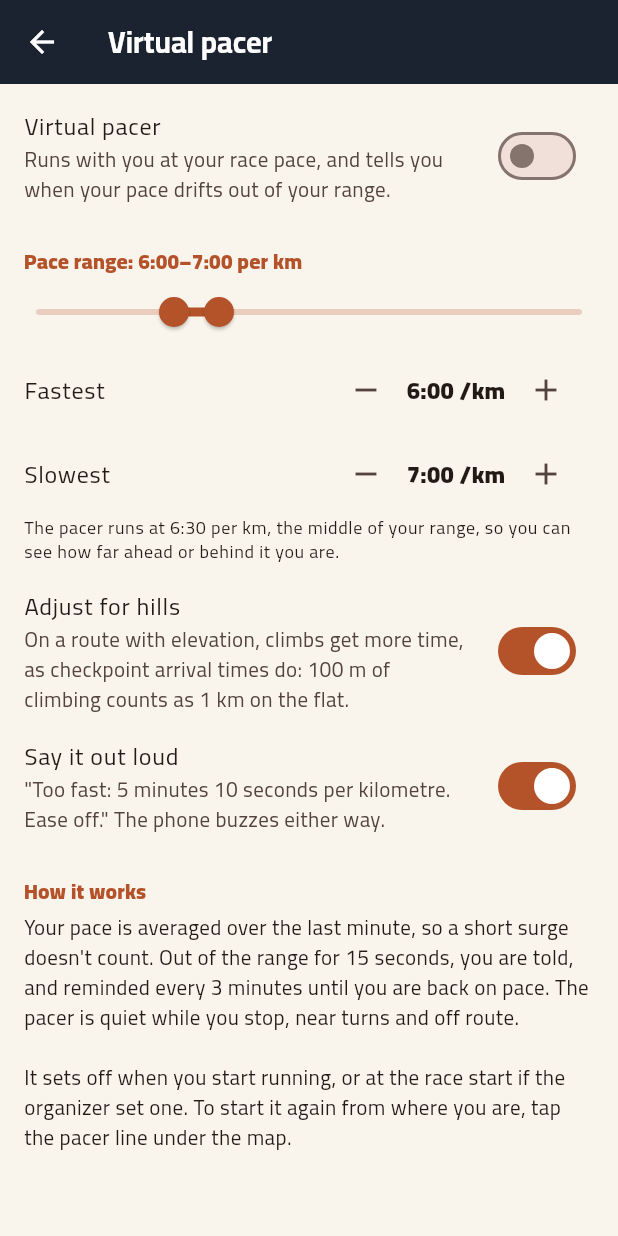
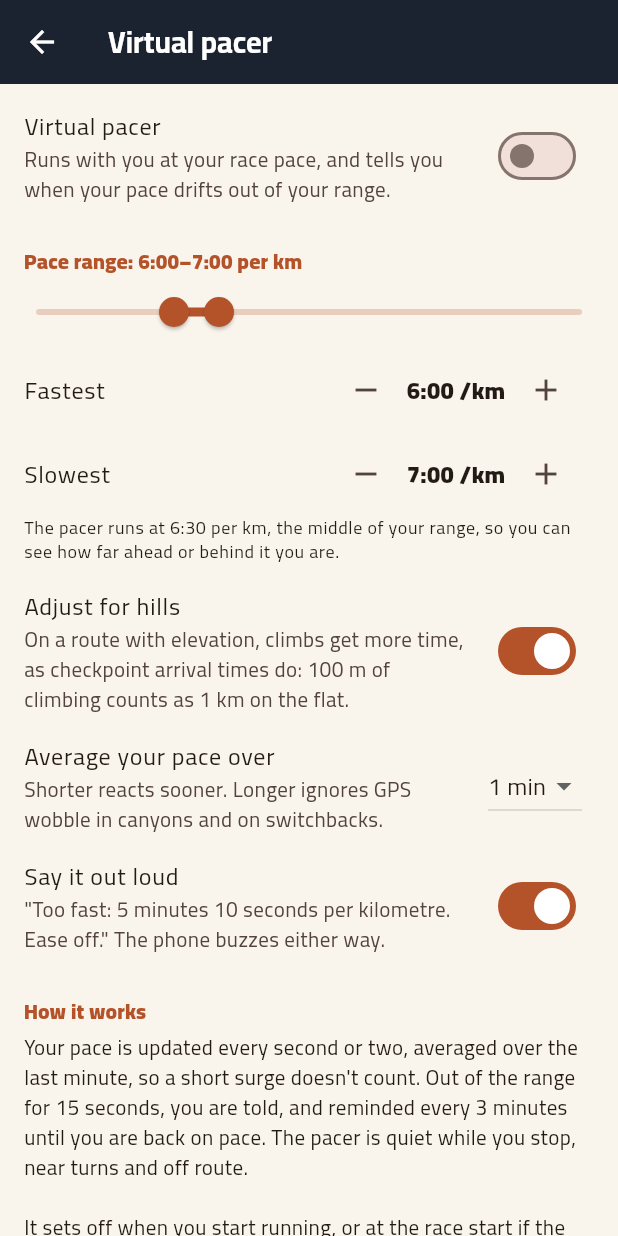
Before and after one commit to John00Emad/IbexTrails, a Flutter app: the PacerPlanScreen screen opened directly, on a phone screen of 412 x 824 dp. Run offline on Flutter 3.47's test engine with Material 3 defaults, Android fonts, the phone set to English and light mode, and no system bars; our stand-ins replace battery_plus, file_picker, flutter_local_notifications, flutter_map, flutter_tts, geolocator and 7 more; missing offline and left inert: cryptography, mobile_scanner, mqtt_client; accounts and stored records are empty.

Commit message:
Let runners choose how long the pacer averages their pace
The pacer always averaged the pace over the last minute. The pacer
screen now has "Average your pace over": 15 s, 30 s, 1 min (still the
default) or 2 min. Shorter reacts sooner; longer ignores GPS wobble in
canyons and on switchbacks. From 6:30 in a 6:00–7:00 range, a move to
5:00–5:30 or 7:30–8:00 is announced after:

  15 s: 22–28 s   30 s: 28–38 s   1 min: 38–58 s   2 min: 60–100 s

- The pace is still read with every GPS fix (every second or two); only
  the averaging changes. The climb allowance is worked out over the same
  stretch.
- The first reading after starting or a stop comes after 20 s, or after
  the whole average when that is shorter (15 s).
- It can be changed mid-run and applies at once. It is saved with the
  rest of the plan; a value this version doesn't offer falls back to
  1 min.
- "How it works" now says how often the pace is updated and what it is
  averaged over, as does the pacer sheet. README too.

Tests: the setting is saved and checked; a 30 s average reaches a new
pace, and gives its cue, sooner than a minute's; a 15 s average counts
after 15 s; a change mid-run reaches the pacer; choosing it on the
pacer screen. One test now scrolls to "Say it out loud", which the new
row pushed down.

Co-Authored-By: Claude Opus 5.5 <noreply@anthropic.com>
Claude-Session: https://claude.ai/code/session_01DARnNYzPvCZ1Mn1d6AQ6fi

```diff
--- a/lib/core/pacer.dart
+++ b/lib/core/pacer.dart
@@ -13,11 +13,16 @@ class PacerPlan {
     this.slowest = 420,
     this.hills = true,
     this.voice = true,
+    this.averageSeconds = 60,
   });
 
   /// Range limits: 3:00 to 15:00 per km.
   static const minPace = 180;
   static const maxPace = 900;
+
+  /// What [averageSeconds] can be: shorter reacts sooner, longer ignores
+  /// GPS wobble in canyons and on switchbacks.
+  static const averageOptions = [15, 30, 60, 120];
 
   final bool enabled;
 
@@ -33,6 +38,9 @@ class PacerPlan {
   /// Say cues out loud as well as buzzing.
   final bool voice;
 
+  /// The pace is averaged over this many seconds of running.
+  final int averageSeconds;
+
   /// The virtual runner's pace: the middle of the range.
   double get target => (fastest + slowest) / 2;
 
@@ -42,12 +50,14 @@ class PacerPlan {
     int? slowest,
     bool? hills,
     bool? voice,
+    int? averageSeconds,
   }) => PacerPlan(
     enabled: enabled ?? this.enabled,
     fastest: fastest ?? this.fastest,
     slowest: slowest ?? this.slowest,
     hills: hills ?? this.hills,
     voice: voice ?? this.voice,
+    averageSeconds: averageSeconds ?? this.averageSeconds,
   );
 
   Map<String, Object?> toJson() => {
@@ -56,6 +66,7 @@ class PacerPlan {
     'slow': slowest,
     'hills': hills,
     'voice': voice,
+    'avg': averageSeconds,
   };
 
   static PacerPlan fromJson(Map json) {
@@ -63,12 +74,14 @@ class PacerPlan {
         ((v as num?)?.round() ?? fallback).clamp(minPace, maxPace);
     final a = pace(json['fast'], 360);
     final b = pace(json['slow'], 420);
+    final average = (json['avg'] as num?)?.toInt();
     return PacerPlan(
       enabled: json['on'] as bool? ?? false,
       fastest: math.min(a, b),
       slowest: math.max(a, b),
       hills: json['hills'] as bool? ?? true,
       voice: json['voice'] as bool? ?? true,
+      averageSeconds: averageOptions.contains(average) ? average! : 60,
     );
   }
 }
@@ -152,9 +165,9 @@ class _Sample {
 /// Runs with you at your target pace and keeps an eye on yours.
 ///
 /// Feed it every GPS fix with [addFix]. It averages your pace over the last
-/// minute of running, compares it with the plan's range (allowing more time
-/// on climbs), and returns a [PacerCue] when you drift out of the range and
-/// when you are back in it. It also keeps a virtual runner going at the
+/// [window] of running, compares it with the plan's range (allowing more
+/// time on climbs), and returns a [PacerCue] when you drift out of the range
+/// and when you are back in it. It also keeps a virtual runner going at the
 /// middle of the range, from when you start running, so you can see how far
 /// ahead or behind it you are.
 ///
@@ -165,11 +178,14 @@ class VirtualPacer {
 
   PacerPlan plan;
 
-  /// The pace is averaged over this much running.
-  static const window = Duration(seconds: 60);
+  /// The pace is averaged over this much running: the plan's
+  /// [PacerPlan.averageSeconds].
+  Duration get window => Duration(seconds: plan.averageSeconds);
 
-  /// Running needed before the pace counts, after starting or a stop.
-  static const settle = Duration(seconds: 20);
+  /// Running needed before the pace counts, after starting or a stop: 20 s,
+  /// or the whole [window] when that is shorter.
+  Duration get settle => window < _settle ? window : _settle;
+  static const _settle = Duration(seconds: 20);
 
   /// No movement for this long is a stop: the pacer goes quiet.
   static const stopAfter = Duration(seconds: 10);
@@ -243,8 +259,8 @@ class VirtualPacer {
     _reset();
   }
 
-  /// Your pace (s/km), averaged over the last minute of running. Null until
-  /// you have been running for a moment, and while you stop.
+  /// Your pace (s/km), averaged over the last [window] of running. Null
+  /// until you have been running for a moment, and while you stop.
   double? get pace => _pace;
 
   /// Whether you were running and have stopped.
--- a/lib/ui/pacer_plan_screen.dart
+++ b/lib/ui/pacer_plan_screen.dart
@@ -88,6 +88,23 @@ class PacerPlanScreen extends StatelessWidget {
                 value: plan.hills,
                 onChanged: (v) => update(plan.copyWith(hills: v)),
               ),
+              ListTile(
+                title: const Text('Average your pace over'),
+                subtitle: const Text(
+                  'Shorter reacts sooner. Longer ignores GPS wobble in '
+                  'canyons and on switchbacks.',
+                ),
+                trailing: DropdownButton<int>(
+                  value: plan.averageSeconds,
+                  items: [
+                    for (final s in PacerPlan.averageOptions)
+                      DropdownMenuItem(value: s, child: Text(averageLabel(s))),
+                  ],
+                  onChanged: (v) {
+                    if (v != null) update(plan.copyWith(averageSeconds: v));
+                  },
+                ),
+              ),
               SwitchListTile(
                 title: const Text('Say it out loud'),
                 subtitle: const Text(
@@ -101,8 +118,9 @@ class PacerPlanScreen extends StatelessWidget {
               Padding(
                 padding: const EdgeInsets.fromLTRB(16, 4, 16, 24),
                 child: Text(
-                  'Your pace is averaged over the last minute, so a short '
-                  'surge doesn\'t count. Out of the range for 15 seconds, '
+                  'Your pace is updated every second or two, averaged over '
+                  '${averagePhrase(plan.averageSeconds)}, so a short surge '
+                  'doesn\'t count. Out of the range for 15 seconds, '
                   'you are told, and reminded every 3 minutes until you are '
                   'back on pace. The pacer is quiet while you stop, near '
                   'turns and off route.\n\n'
@@ -126,6 +144,17 @@ String describePacer(PacerPlan plan) {
   return '${formatPace(plan.fastest)}–${formatPace(plan.slowest)} per km'
       '${plan.voice ? ' · voice cues' : ''}';
 }
+
+/// "30 s", "1 min".
+String averageLabel(int seconds) =>
+    seconds < 60 ? '$seconds s' : '${seconds ~/ 60} min';
+
+/// "the last 30 seconds", "the last minute", "the last 2 minutes".
+String averagePhrase(int seconds) => switch (seconds) {
+  < 60 => 'the last $seconds seconds',
+  60 => 'the last minute',
+  _ => 'the last ${seconds ~/ 60} minutes',
+};
 
 /// Seconds per km between steps.
 const _step = 5;
--- a/lib/ui/pacer_sheet.dart
+++ b/lib/ui/pacer_sheet.dart
@@ -137,7 +137,7 @@ class _PacerSheet extends StatelessWidget {
             _PaceGauge(pace: pace, fastest: lo, slowest: hi, color: color),
             const SizedBox(height: 8),
             Text(
-              'Your pace over the last minute. Range '
+              'Your pace over ${averagePhrase(plan.averageSeconds)}. Range '
               '${pacerRange(pacer)} /km.',
               style: theme.textTheme.bodyMedium,
             ),
--- a/lib/ui/run_screen.dart
+++ b/lib/ui/run_screen.dart
@@ -1238,7 +1238,7 @@ class _StatsPanel extends StatelessWidget {
         ? Duration.zero
         : DateTime.now().difference(s.startedAt!);
     final speed = s.fix?.speed ?? 0;
-    // The pacer's pace is steadier: the last minute's.
+    // The pacer's pace is steadier: averaged over its window.
     final steady = s.pacer?.pace;
     final pace = steady != null
         ? formatPace(steady)
```
Also changed, not shown: 5 other files.
